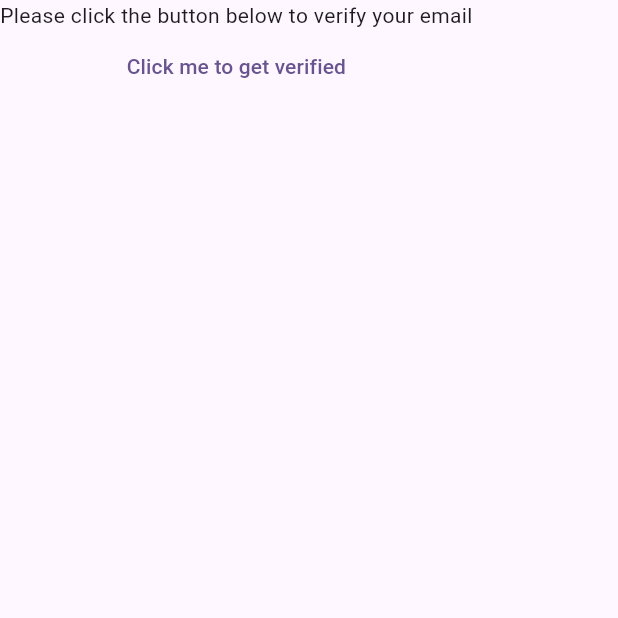
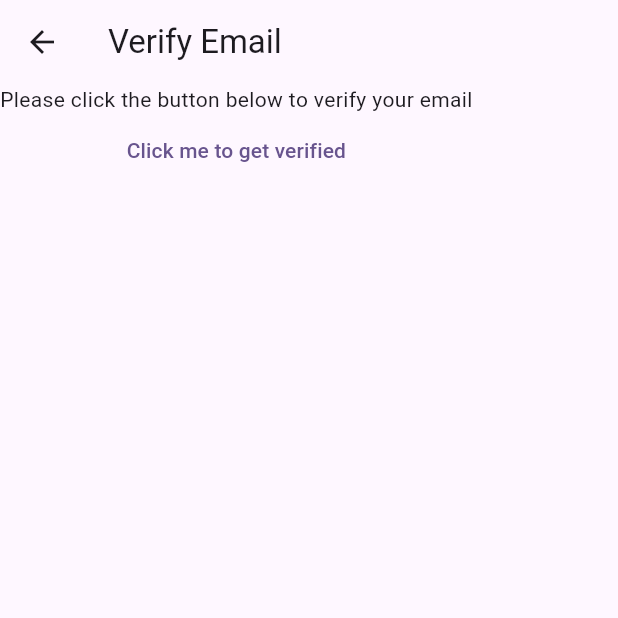
Before and after one commit to KundanBaidhya/mynotes, a Flutter app: the VerifyEmailView screen opened directly, on a phone screen of 412 x 824 dp, the top half of it. Run offline on Flutter 3.47's test engine with Material 3 defaults, Android fonts, the phone set to English and light mode, and no system bars; our stand-ins replace firebase_auth, firebase_core; accounts and stored records are empty; network calls fail.

Commit message:
Added a nested if else to check if the user is not null and user is verified if both statements are true, made a scaffold that returns the centered text done

```diff
--- a/lib/views/verify_email_view.dart
+++ b/lib/views/verify_email_view.dart
@@ -11,7 +11,9 @@ class VerifyEmailView extends StatefulWidget {
 class _VerifyEmailViewState extends State<VerifyEmailView> {
   @override
   Widget build(BuildContext context) {
-    return Column( children: [
+    return Scaffold(
+      appBar: AppBar(title: const Text("Verify Email"),),
+      body: Column( children: [
           const Text("Please click the button below to verify your email"),
           TextButton(
             onPressed: () async{
@@ -20,6 +22,7 @@ class _VerifyEmailViewState extends State<VerifyEmailView> {
             await user?.sendEmailVerification();
           }, child: Text("Click me to get verified"))
         ],
+        ),
     );
   }
 }
```
Also changed, not shown: lib/main.dart (+20 -16 lines). Lines whose indentation alone changed are shown as unchanged.
